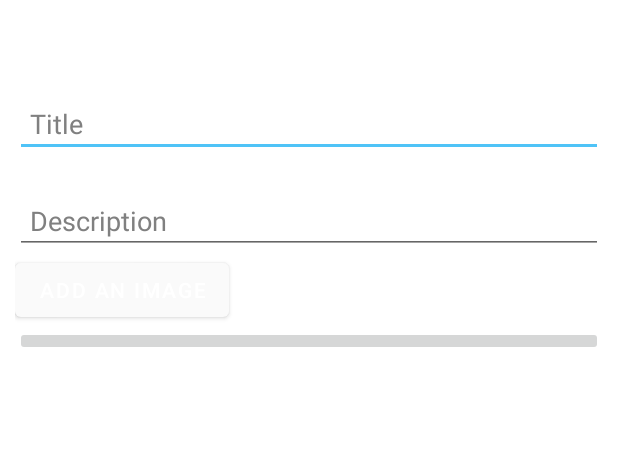
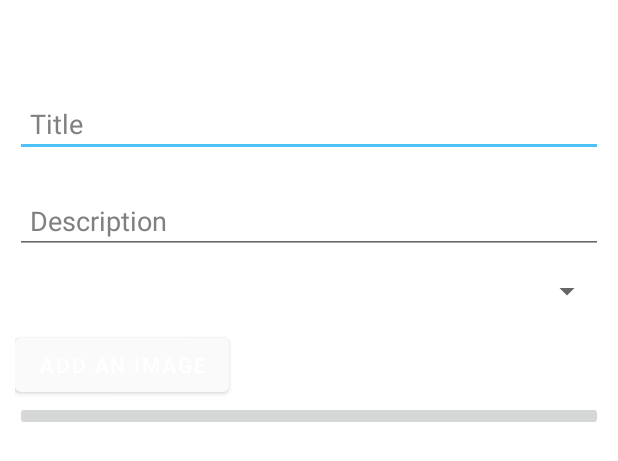
Before and after one commit to sivansundar/Boltraz, an Android app: the layout add_announcement_view.xml on its own in the app's theme, with its tools: preview values and no code run, on a phone screen of 412 x 824 dp. Shown: the top 461 px of the screen. Run offline under Robolectric (Android 15) with nearby library versions, the phone set to English and light mode, and no system bars.

Commit message:
A better structured MainFragment. Spinner added to add announcements fab where the user can choose if the announcement type is an assignment or not.

```diff
--- a/app/src/main/java/com/boltraz/Fragments/DashboardFragment.java
+++ b/app/src/main/java/com/boltraz/Fragments/DashboardFragment.java
@@ -22,6 +22,7 @@ import androidx.fragment.app.Fragment;
 import com.boltraz.LoginActivity;
 import com.boltraz.Model.UserModel;
 import com.boltraz.R;
+import com.bumptech.glide.Glide;
 import com.google.firebase.auth.FirebaseAuth;
 import com.google.firebase.auth.FirebaseUser;
 import com.google.firebase.database.DataSnapshot;
@@ -137,6 +138,8 @@ public class DashboardFragment extends Fragment {
     }
 
     private void getUserDetails() {
+        Uri url = mAuth.getCurrentUser().getPhotoUrl();
+        Glide.with(getContext()).load(url).into(profilePictureImg);
 
         if (userName.isEmpty()) {
             databaseReference.child("students/semester7/").child(UID).addListenerForSingleValueEvent(new ValueEventListener() {
--- a/app/src/main/res/layout/add_announcement_view.xml
+++ b/app/src/main/res/layout/add_announcement_view.xml
@@ -31,6 +31,15 @@
             android:padding="10dp"
             android:textColorHint="#808080" />
 
+        <Spinner
+            android:layout_gravity="right"
+            android:id="@+id/announ_type_spinner"
+            android:tooltipText="Type"
+            android:layout_width="wrap_content"
+            android:layout_height="50dp">
+
+        </Spinner>
+
         <com.google.android.material.button.MaterialButton
             android:id="@+id/add_image_btn"
             android:layout_width="wrap_content"
--- a/app/src/main/res/layout/fragment_timetable.xml
+++ b/app/src/main/res/layout/fragment_timetable.xml
@@ -22,7 +22,7 @@
             android:background="#121212"
             app:tabRippleColor="@color/colorPrimaryDark"
             app:tabMode="scrollable"
-            app:tabTextColor="#80a80a"
+            app:tabTextColor="#A0E405"
             android:padding="10dp"
             android:scrollbars="horizontal"
             android:layout_width="match_parent"
--- a/app/src/main/res/layout/sub_list_item.xml
+++ b/app/src/main/res/layout/sub_list_item.xml
@@ -15,7 +15,7 @@
             app:strokeWidth="2dp"
             app:cardCornerRadius="8dp"
             app:cardElevation="8dp"
-            app:cardBackgroundColor="#000a12"
+            app:cardBackgroundColor="#673AB7"
             android:layout_width="match_parent"
             android:layout_height="300dp">
 
```
Also changed, not shown: app/src/main/java/com/boltraz/Fragments/MainFragment.java (+29 -0 lines), app/src/main/java/com/boltraz/SubjectActivity.java (+5 -3 lines), app/src/main/res/layout/fragment_main.xml (+7 -5 lines), app/src/main/res/layout/timetable_list_item.xml (+7 -7 lines).
